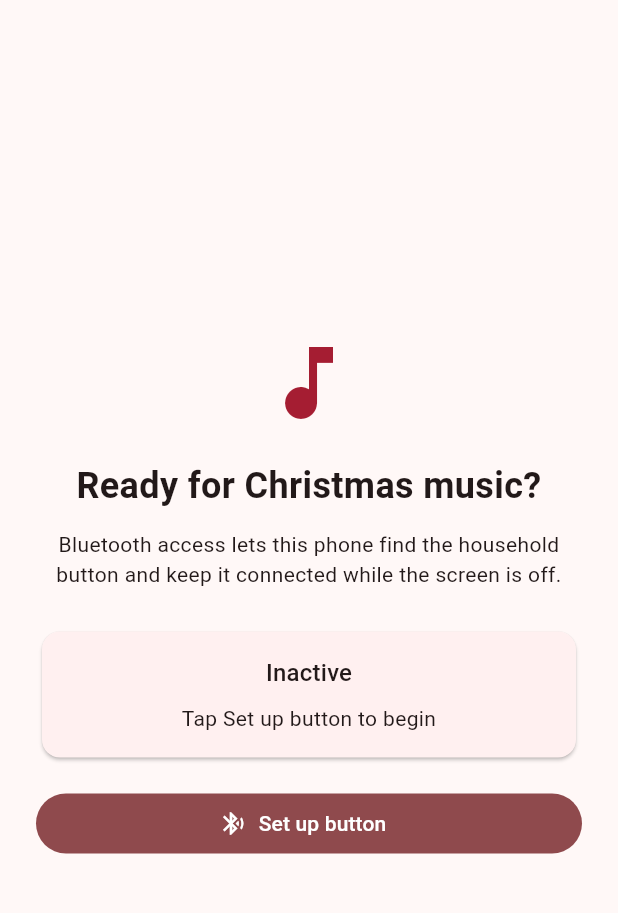
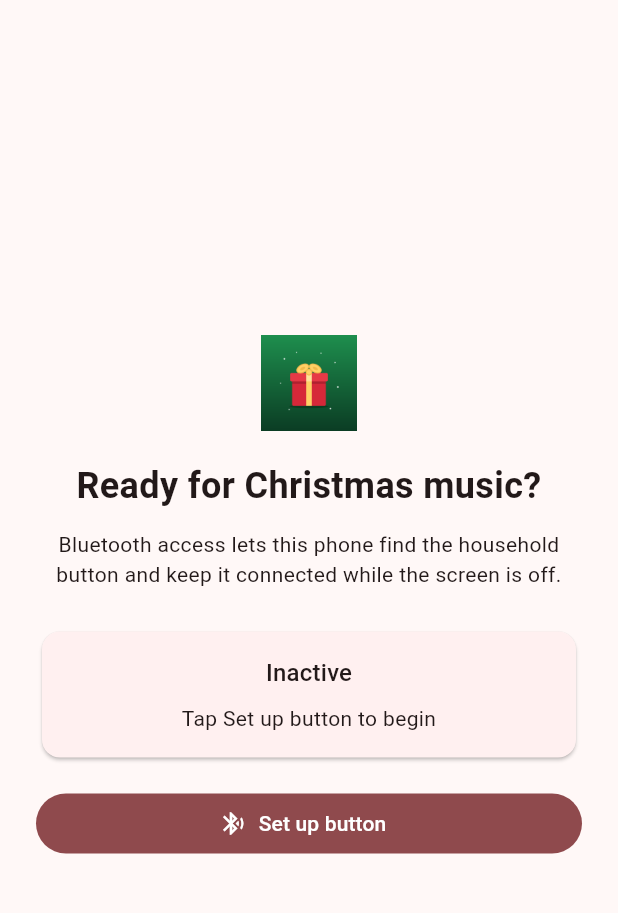
Before and after one commit to robert-girard/xmas-song, a Flutter app: the screen it shows after launch, on a phone screen of 412 x 824 dp, the part 63-976 px from its top. Run offline on Flutter 3.47's test engine with Material 3 defaults, Android fonts, the phone set to English and light mode, and no system bars; our stand-ins replace permission_handler.

Commit message:
feat(01-04): use supplied Christmas present logo
- Rasterize the supplied SVG for Android launcher densities and Flutter
- Replace the setup page music-note decoration with the present illustration
- Preserve the original vector source and declare the Flutter asset

```diff
--- a/app/lib/main.dart
+++ b/app/lib/main.dart
@@ -382,10 +382,12 @@ class _SetupPageState extends State<SetupPage> with WidgetsBindingObserver {
                 mainAxisAlignment: MainAxisAlignment.center,
                 crossAxisAlignment: CrossAxisAlignment.stretch,
                 children: [
-                  const Icon(
-                    Icons.music_note,
-                    size: 64,
-                    color: Color(0xffa51d32),
+                  Image.asset(
+                    'assets/xmas-present.png',
+                    width: 64,
+                    height: 64,
+                    fit: BoxFit.contain,
+                    semanticLabel: 'Christmas present',
                   ),
                   const SizedBox(height: 20),
                   const Text(
--- a/app/pubspec.yaml
+++ b/app/pubspec.yaml
@@ -23,3 +23,4 @@ flutter:
   uses-material-design: true
   assets:
     - assets/AUDIO-LICENSES.md
+    - assets/xmas-present.png
```
Also changed, not shown: app/assets/xmas-present.png (added), app/assets/xmas-present.svg (added), 5 other files.
